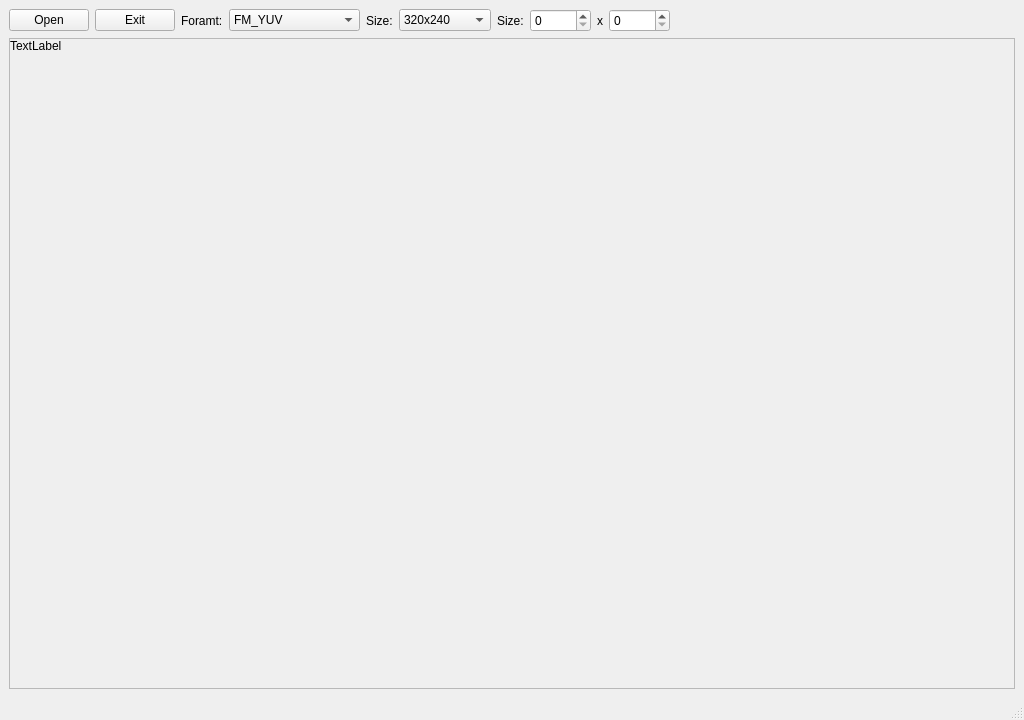
Before: the Qt Designer form 402_QtShowYuv/mainwindow.ui in ZhengPengqiao/openCVStudy, drawn with Qt 5.
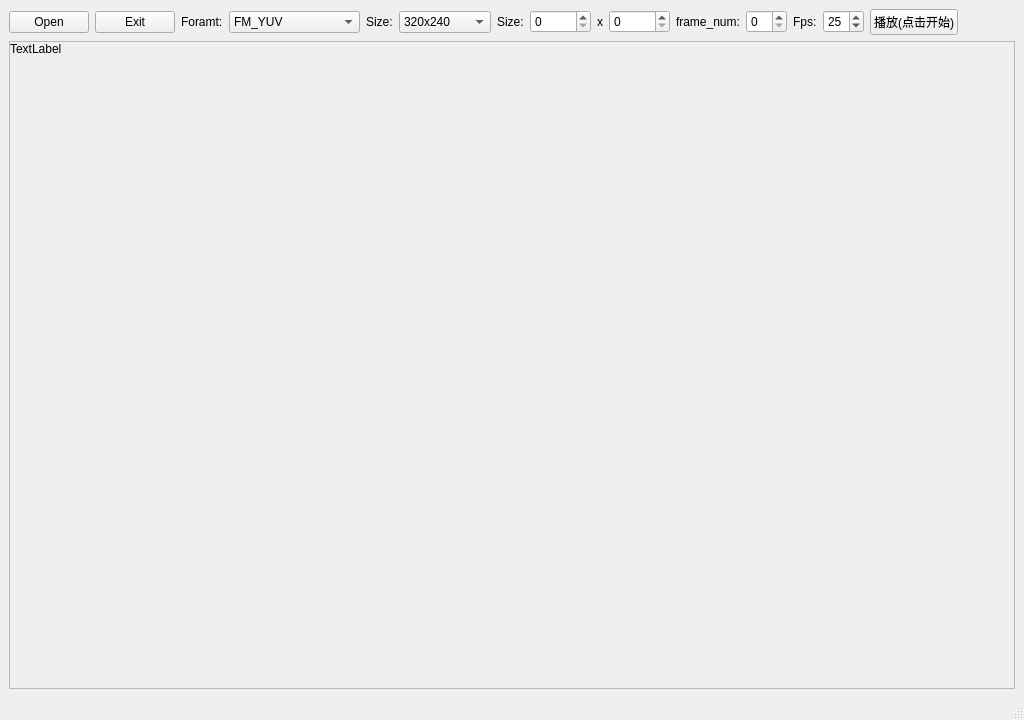
After: the same form once the commit is applied.

Commit message: 添加showyuv 帧数控制， 和yuv播放

```diff
--- a/402_QtShowYuv/mainwindow.ui
+++ b/402_QtShowYuv/mainwindow.ui
@@ -35,7 +35,7 @@
          <x>0</x>
          <y>0</y>
          <width>1004</width>
-         <height>647</height>
+         <height>644</height>
         </rect>
        </property>
        <widget class="QLabel" name="label">
@@ -315,6 +315,40 @@
         </property>
        </widget>
       </item>
+      <item>
+       <widget class="QLabel" name="label_6">
+        <property name="text">
+         <string>frame_num:</string>
+        </property>
+       </widget>
+      </item>
+      <item>
+       <widget class="QSpinBox" name="spinBox_frame_num"/>
+      </item>
+      <item>
+       <widget class="QLabel" name="label_7">
+        <property name="text">
+         <string>Fps:</string>
+        </property>
+       </widget>
+      </item>
+      <item>
+       <widget class="QSpinBox" name="spinBox_fps">
+        <property name="value">
+         <number>25</number>
+        </property>
+       </widget>
+      </item>
+      <item>
+       <widget class="QPushButton" name="pushButton_stream_ctrl">
+        <property name="text">
+         <string>播放(点击开始)</string>
+        </property>
+        <property name="checkable">
+         <bool>true</bool>
+        </property>
+       </widget>
+      </item>
       <item>
        <spacer name="horizontalSpacer">
         <property name="orientation">
```
Left out of the diff: 34 changed lines with no effect on the pictures. The commit also changes 3 other files.
